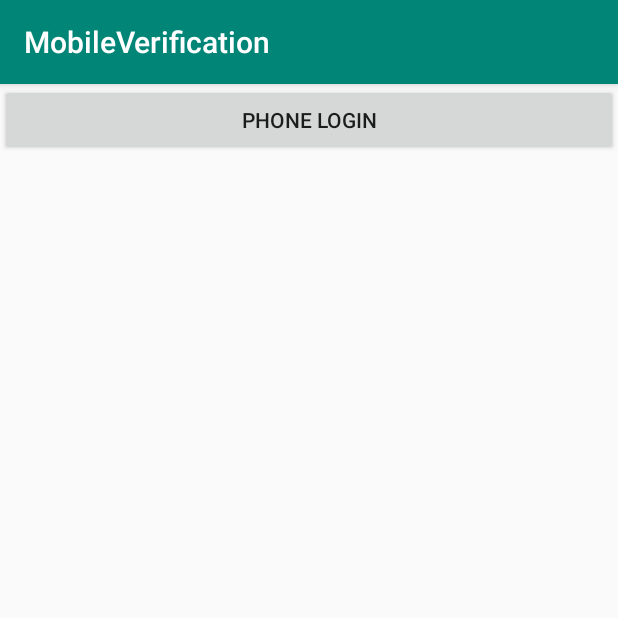
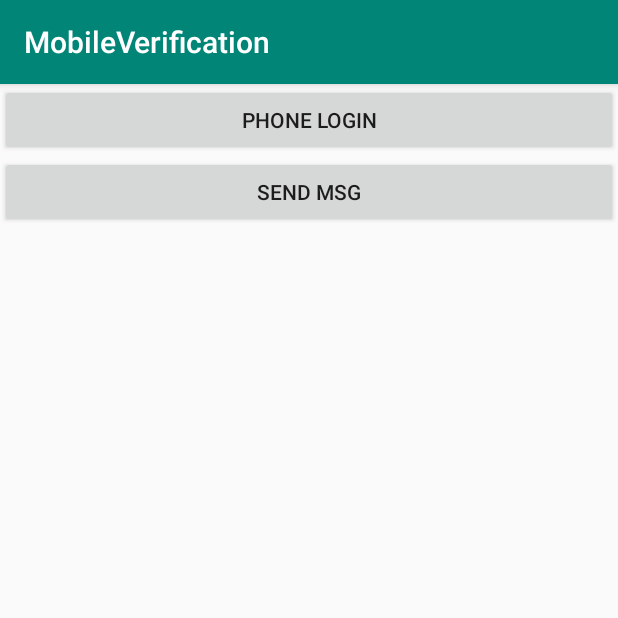
Before and after one commit to chauhan-abhi/AccountKit-Whatsapp-Integration, an Android app: the screen it shows after launch (MainActivity), on a phone screen of 412 x 824 dp, the top half of it. Run offline under Robolectric (Android 15) with nearby library versions, the phone set to English and light mode, and no system bars; libraries missing offline, so code that uses them is left out: com.facebook.accountkit.

Commit message:
send intent to whatsapp

```diff
--- a/app/src/main/res/layout/activity_main.xml
+++ b/app/src/main/res/layout/activity_main.xml
@@ -14,6 +14,11 @@
                 android:onClick="onLoginPhone"
                 android:text="@string/log_in_phone_button"
         />
-
+        <Button
+                android:layout_width="match_parent"
+                android:layout_height="wrap_content"
+                android:onClick="sendMessage"
+                android:text="@string/log_in_email_button"
+        />
     </LinearLayout>
 </ScrollView>
--- a/app/src/main/res/values/strings.xml
+++ b/app/src/main/res/values/strings.xml
@@ -11,5 +11,5 @@
     <string name="na">NA</string>
     <string name="action_bar_title_hello">hello</string>
     <string name="log_in_phone_button">Phone Login</string>
-    <string name="log_in_email_button">Email Login</string>
+    <string name="log_in_email_button">Send msg</string>
 </resources>
```
Also changed, not shown: app/src/main/java/com/example/whatsappverification/MainActivity.kt (+18 -1 lines).
